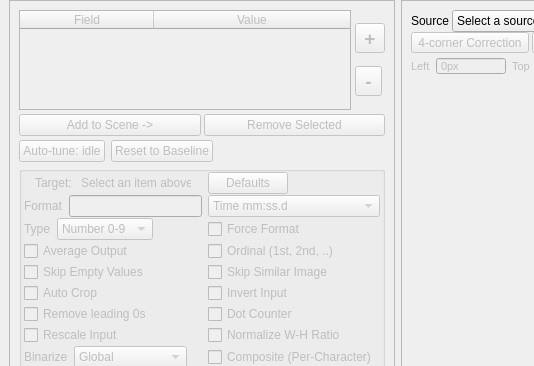
Old version of the form src/mainwindow.ui in the repository ArieR1963/scoresight; both pictures show x 0 to 534 and y 0 to 366 of the 1086 by 750 pixel window.
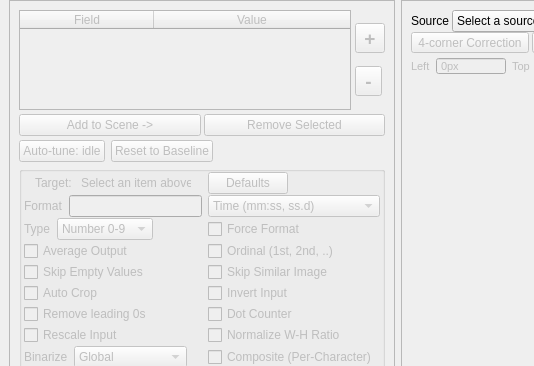
New version of the form.

Commit message: ui: rename combined time preset label for clarity

```diff
--- a/src/mainwindow.ui
+++ b/src/mainwindow.ui
@@ -382,7 +382,7 @@
                </property>
                <item>
                 <property name="text">
-                 <string>Time mm:ss.d</string>
+                 <string>Time (mm:ss, ss.d)</string>
                 </property>
                </item>
                <item>
```
The commit also changes 1 other file.
